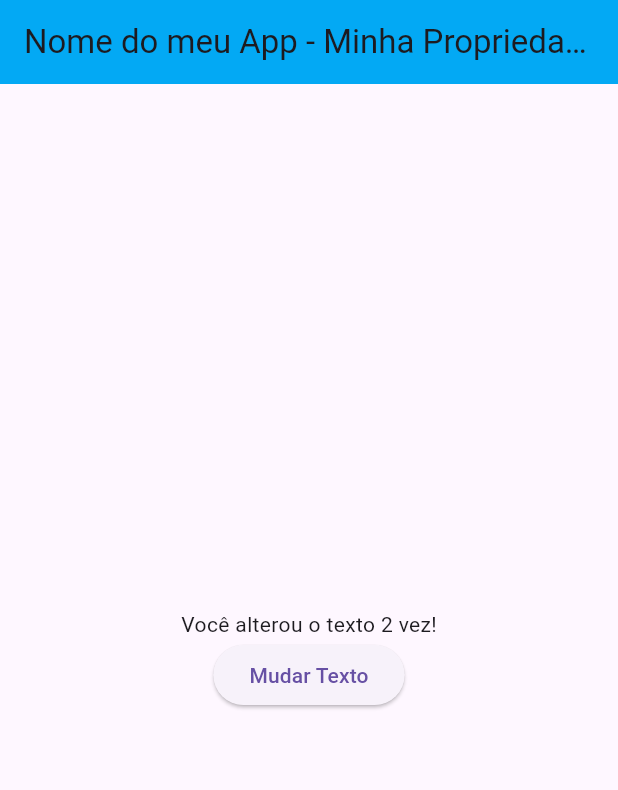
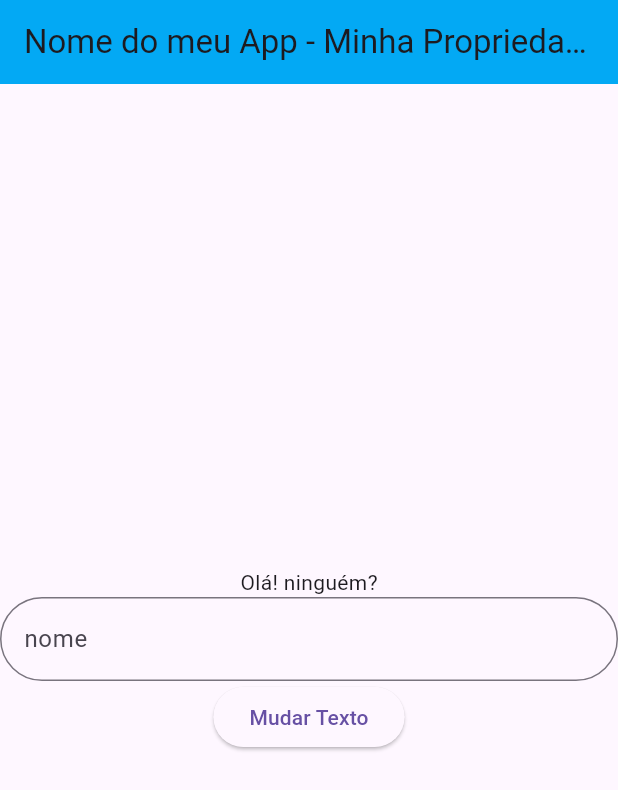
Before and after one commit to EduLucas23/trabalho-flutter, a Flutter app: the screen it shows after launch, after a tap on "Mudar Texto", on a phone screen of 412 x 824 dp. Shown: the top 790 px of the screen. Run offline on Flutter 3.47's test engine with Material 3 defaults, Android fonts, the phone set to English and light mode, and no system bars.

Commit message:
Atualizacao Nome Dart

```diff
--- a/trabalho_flutter/lib/main.dart
+++ b/trabalho_flutter/lib/main.dart
@@ -24,39 +24,66 @@ class MeuApp extends StatelessWidget{
      );
   }
 }
-
-class PaginaInicial extends StatefulWidget{
+class PaginaInicial extends StatefulWidget {
   const PaginaInicial({super.key});
 
   @override
   State<PaginaInicial> createState() => _PaginaInicialState();
 }
 
-class _PaginaInicialState extends State<PaginaInicial>{
-
+class _PaginaInicialState extends State<PaginaInicial> {
   String texto = "Olá Mundo!";
   int contador = 0;
+  String nome = "Olá!";
+  final TextEditingController _textEditingController = TextEditingController();
 
   @override
-    Widget build(BuildContext context){
+  void dispose() {
+    _textEditingController.dispose();
+    super.dispose();
+  }
+
+  @override
+  Widget build(BuildContext context) {
     return Center(
       child: Column(
         mainAxisAlignment: MainAxisAlignment.center,
         children: [
           Text(texto),
+          TextField(
+            controller: _textEditingController,
+            decoration: const InputDecoration(
+              border: OutlineInputBorder(
+                borderRadius: BorderRadius.all(Radius.circular(35)),
+
+              ),
+              labelText: 'nome',
+            ),
+          ),
           ElevatedButton(
-          child: Text("Mudar Texto"),
+            style: ElevatedButton.styleFrom(
+              backgroundColor: Theme.of(context).cardColor,
+            ),
             onPressed: () {
+              //print(_textEditingController.text);
+              nome  = _textEditingController.text;
               setState(() {
-              contador++;
-              if (contador == 1) {
-                texto = "Você alterou o texto ${contador*2} vez!";
+                //contador++;
+               // texto = contador == 1
+                //    ? "Você alterou o texto ${contador * 2} vez!"
+                 //   : "Você alterou o texto ${contador * 2} vezes!";
+
+                    if (nome.isEmpty) {
+                      texto = "Olá! ninguém?";
                     } else {
-                texto = "Você alterou o texto ${contador*2} vezes!";
+                   texto  = "Olá, $nome";
               }
               });
+
             },
-        )
+
+            child: const Text("Mudar Texto"),
+          ),
         ],
       ),
     );
```
Lines whose indentation alone changed are shown as unchanged.
